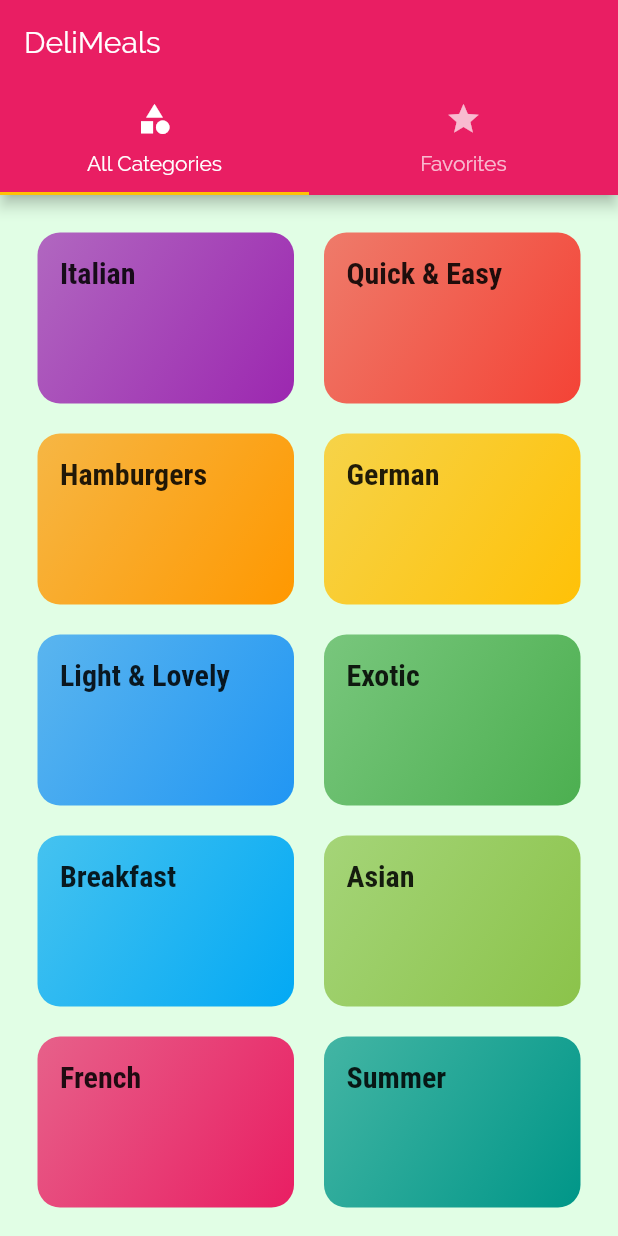
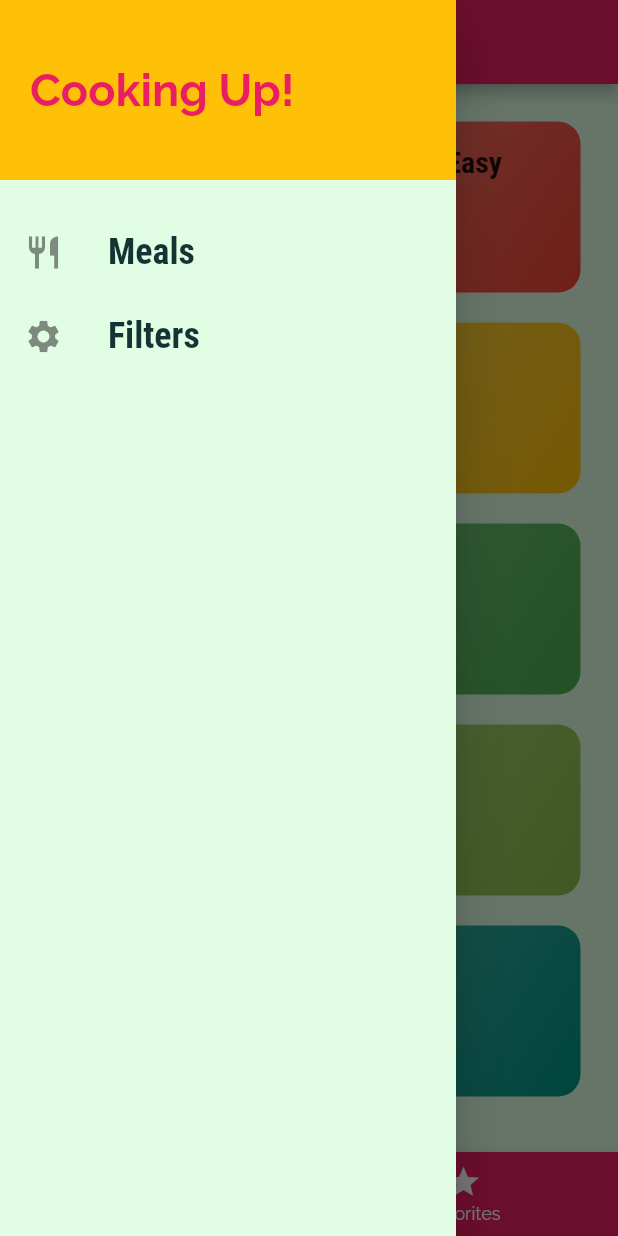
Before and after one commit to NikhilKukreja26/Meals-App, a Flutter app: the screen it shows after launch, with the side drawer open (before the commit the screen has no drawer), on a phone screen of 412 x 824 dp. Run offline on Flutter 3.47's test engine with Material 2 defaults, Android fonts, the phone set to English and light mode, and no system bars.

Commit message:
Meals-App | Bottom naviagtion bar added and filter switches

```diff
--- a/lib/main.dart
+++ b/lib/main.dart
@@ -3,12 +3,51 @@ import 'package:flutter/material.dart';
 import './screens/tabs_screen.dart';
 import './screens/category_meals_screen.dart';
 import './screens/meal_details_screen.dart';
+import './screens/filters_screen.dart';
+import './dummy_data.dart';
+import './models/meal_model.dart';
 
 void main() {
   runApp(MyApp());
 }
 
-class MyApp extends StatelessWidget {
+class MyApp extends StatefulWidget {
+  @override
+  _MyAppState createState() => _MyAppState();
+}
+
+class _MyAppState extends State<MyApp> {
+  List<MealModel> _availableMeals = DUMMY_MEALS;
+
+  Map<String, bool> _filters = {
+    'gluten': false,
+    'lactose': false,
+    'vegan': false,
+    'vegetarian': false,
+  };
+
+  void _setFilters(Map<String, bool> filterData) {
+    setState(() {
+      _filters = filterData;
+
+      _availableMeals = DUMMY_MEALS.where((meal) {
+        if (_filters['gluten'] && !meal.isGlutenFree) {
+          return false;
+        }
+        if (_filters['lactose'] && !meal.isLactoseFree) {
+          return false;
+        }
+        if (_filters['vegan'] && !meal.isVegan) {
+          return false;
+        }
+        if (_filters['vegetarain'] && !meal.isVegetarian) {
+          return false;
+        }
+        return true;
+      }).toList();
+    });
+  }
+
   @override
   Widget build(BuildContext context) {
     return MaterialApp(
@@ -19,13 +58,13 @@ class MyApp extends StatelessWidget {
         canvasColor: Color.fromRGBO(225, 254, 229, 1),
         fontFamily: 'Raleway',
         textTheme: ThemeData.light().textTheme.copyWith(
-              body1: TextStyle(
+              bodyText1: TextStyle(
                 color: Color.fromRGBO(20, 51, 51, 1),
               ),
-              body2: TextStyle(
+              bodyText2: TextStyle(
                 color: Color.fromRGBO(20, 51, 51, 1),
               ),
-              title: TextStyle(
+              headline6: TextStyle(
                 fontSize: 20.0,
                 fontFamily: 'RobotoCondensed',
                 fontWeight: FontWeight.bold,
@@ -36,8 +75,13 @@ class MyApp extends StatelessWidget {
       initialRoute: '/', // default is '/'
       routes: {
         '/': (ctx) => TabsScreen(),
-        CategoryMealsScreen.routeName: (ctx) => CategoryMealsScreen(),
+        CategoryMealsScreen.routeName: (ctx) => CategoryMealsScreen(
+               _availableMeals,
+            ),
         MealDetailsScreen.routeName: (ctx) => MealDetailsScreen(),
+        FiltersScreen.routeName: (ctx) => FiltersScreen(
+               _setFilters,
+            ),
       },
       // onGenerateRoute: (settings) {
       //   print(settings.arguments);
--- a/lib/screens/tabs_screen.dart
+++ b/lib/screens/tabs_screen.dart
@@ -1,5 +1,6 @@
 import 'package:flutter/material.dart';
 
+import '../widgets/main_drawer.dart';
 import './categories_screen.dart';
 import './favorites_screen.dart';
 
@@ -9,32 +10,54 @@ class TabsScreen extends StatefulWidget {
 }
 
 class _TabsScreenState extends State<TabsScreen> {
+  int _selectedPageIndex = 0;
+
+  final List<Map<String, Object>> _pages = [
+    {
+      'page': CategoriesScreen(),
+      'title': 'Categories',
+    },
+    {
+      'page': FavoritesScreen(),
+      'title': 'Your Favorites',
+    },
+  ];
+
+  void _selectPage(int index) {
+    setState(() {
+      _selectedPageIndex = index;
+    });
+  }
+
   @override
   Widget build(BuildContext context) {
-    return DefaultTabController(
-      length: 2,
-      child: Scaffold(
-        appBar: AppBar(
-          title: Text('DeliMeals'),
-          bottom: TabBar(
-            tabs: [
-              Tab(
-                icon: Icon(Icons.category),
-                text: 'All Categories',
-              ),
-              Tab(
-                icon: Icon(Icons.star),
-                text: 'Favorites',
-              ),
-            ],
+    return Scaffold(
+      drawer: MainDrawer(),
+      appBar: AppBar(
+        title: Text(
+          _pages[_selectedPageIndex]['title'],
+        ),
+      ),
+      body: _pages[_selectedPageIndex]['page'],
+      bottomNavigationBar: BottomNavigationBar(
+        onTap: _selectPage,
+        unselectedItemColor: Colors.white,
+        selectedItemColor: Theme.of(context).accentColor,
+        currentIndex: _selectedPageIndex,
+        // type: BottomNavigationBarType.fixed, // By Default it is fixed.
+        backgroundColor: Theme.of(context).primaryColor,
+        items: [
+          BottomNavigationBarItem(
+            backgroundColor: Theme.of(context).primaryColor,
+            icon: Icon(Icons.category),
+            title: Text('All Categories'),
           ),
-        ),
-        body: TabBarView(
-          children: [
-            CategoriesScreen(),
-            FavoritesScreen(),
-          ],
-        ),
+          BottomNavigationBarItem(
+            backgroundColor: Theme.of(context).primaryColor,
+            icon: Icon(Icons.star),
+            title: Text('Favorites'),
+          ),
+        ],
       ),
     );
   }
--- a/lib/widgets/category_item.dart
+++ b/lib/widgets/category_item.dart
@@ -33,7 +33,7 @@ class CategoryItem extends StatelessWidget {
         padding: const EdgeInsets.all(15.0),
         child: Text(
           title,
-          style: Theme.of(context).textTheme.title,
+          style: Theme.of(context).textTheme.headline6,
         ),
         decoration: BoxDecoration(
           gradient: LinearGradient(
--- /dev/null
+++ b/lib/widgets/main_drawer.dart
@@ -0,0 +1,66 @@
+import 'package:flutter/material.dart';
+
+import '../screens/filters_screen.dart';
+
+class MainDrawer extends StatelessWidget {
+  Widget buildListTile({IconData icon, String title, Function onTap}) {
+    return ListTile(
+      leading: Icon(
+        icon,
+        size: 26.0,
+      ),
+      title: Text(
+        title,
+        style: TextStyle(
+          fontSize: 24.0,
+          fontFamily: 'RobotoCondensed',
+          fontWeight: FontWeight.bold,
+        ),
+      ),
+      onTap: onTap,
+    );
+  }
+
+  @override
+  Widget build(BuildContext context) {
+    return Drawer(
+      child: Column(
+        children: <Widget>[
+          Container(
+            height: 120.0,
+            width: double.infinity,
+            padding: const EdgeInsets.all(20.0),
+            alignment: Alignment.centerLeft,
+            color: Theme.of(context).accentColor,
+            child: Text(
+              'Cooking Up!',
+              style: TextStyle(
+                color: Theme.of(context).primaryColor,
+                fontSize: 30.0,
+                fontWeight: FontWeight.bold,
+              ),
+            ),
+          ),
+          SizedBox(
+            height: 20.0,
+          ),
+          buildListTile(
+            icon: Icons.restaurant,
+            title: 'Meals',
+            onTap: () {
+              Navigator.of(context).pushReplacementNamed('/');
+            },
+          ),
+          buildListTile(
+            icon: Icons.settings,
+            title: 'Filters',
+            onTap: () {
+              Navigator.of(context)
+                  .pushReplacementNamed(FiltersScreen.routeName);
+            },
+          ),
+        ],
+      ),
+    );
+  }
+}
```
Also changed, not shown: lib/screens/category_meals_screen.dart (+49 -24 lines), lib/screens/filters_screen.dart (added, +115 -0 lines), lib/screens/meal_details_screen.dart (+7 -1 lines), lib/widgets/meal_item.dart (+10 -2 lines).
